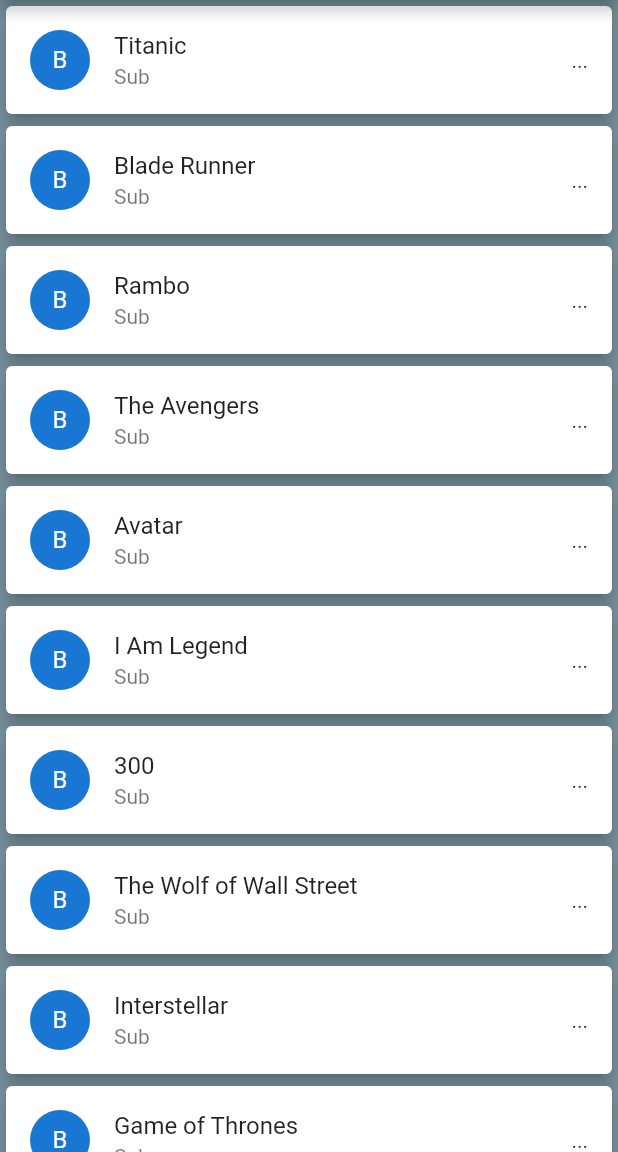
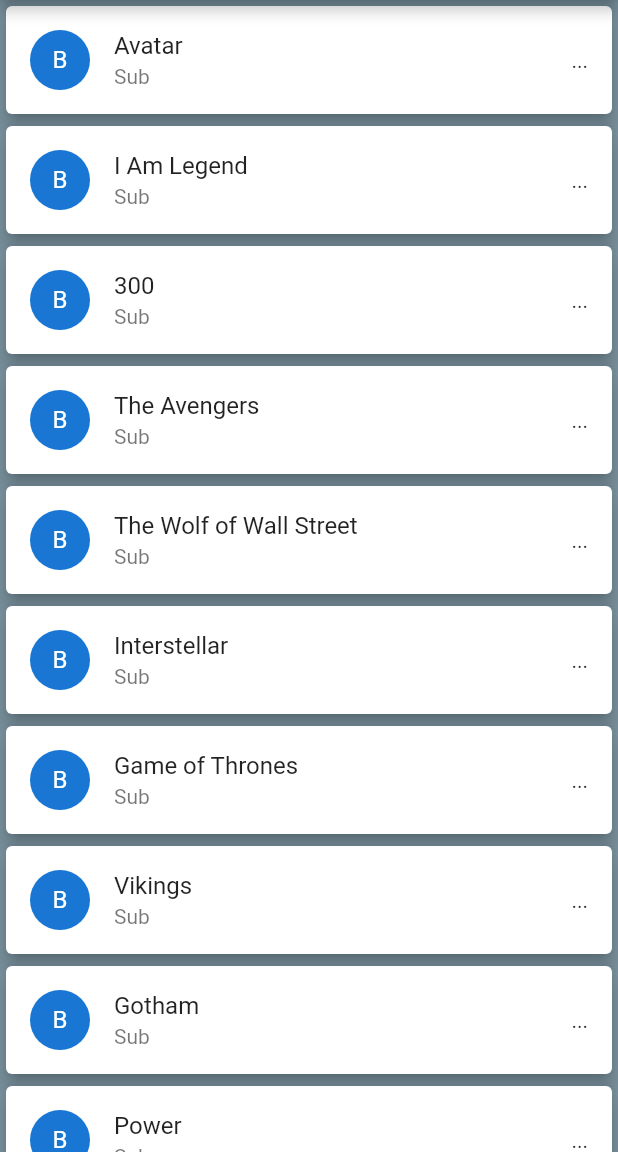
Before and after one commit to OganBelema/flutter_movies_app, a Flutter app: the screen it shows after launch, on a phone screen of 412 x 824 dp, the part 84-1236 px from its top. Run offline on Flutter 3.47's test engine with Material 2 defaults, Android fonts, the phone set to English and light mode, and no system bars.

Commit message:
creating a movie model class

```diff
--- /dev/null
+++ b/lib/data/movie.dart
@@ -0,0 +1,385 @@
+class Movie {
+  String title;
+  String year;
+  String rated;
+  String released;
+  String runtime;
+  String genre;
+  String director;
+  String writer;
+  String actors;
+  String plot;
+  String language;
+  String country;
+  String awards;
+  String poster;
+  String metascore;
+  String imdbRating;
+  String imdbVotes;
+  String imdbID;
+  String type;
+  String response;
+  List<String> images;
+
+  Movie(
+  this.title,
+        this.year,
+        this.rated,
+        this.released,
+        this.runtime,
+        this.genre,
+        this.director,
+        this.writer,
+        this.actors,
+        this.plot,
+        this.language,
+        this.country,
+        this.awards,
+        this.poster,
+        this.metascore,
+        this.imdbRating,
+        this.imdbVotes,
+        this.imdbID,
+        this.type,
+        this.response,
+        this.images);
+
+  static List<Movie> getMovies() =>  [
+    Movie("Avatar", "2009", "PG-13", "18 Dec 2009", "162 min", "Action, Adventure, Fantasy",
+        "James Cameron", "James Cameron", "Sam Worthington, Zoe Saldana, Sigourney Weaver, Stephen Lang",
+        "A paraplegic marine dispatched to the moon Pandora on a unique mission becomes torn between following his orders and protecting the world he feels is his home.",
+        "English, Spanish",
+        "USA, UK",
+        "Won 3 Oscars. Another 80 wins & 121 nominations.",
+        "http://ia.media-imdb.com/images/M/MV5BMTYwOTEwNjAzMl5BMl5BanBnXkFtZTcwODc5MTUwMw@@._V1_SX300.jpg",
+        "83",
+        "7.9",
+        "890,617",
+        "tt0499549",
+        "movie",
+        "True", [
+          "https://images-na.ssl-images-amazon.com/images/M/MV5BMjEyOTYyMzUxNl5BMl5BanBnXkFtZTcwNTg0MTUzNA@@._V1_SX1500_CR0,0,1500,999_AL_.jpg",
+          "https://images-na.ssl-images-amazon.com/images/M/MV5BNzM2MDk3MTcyMV5BMl5BanBnXkFtZTcwNjg0MTUzNA@@._V1_SX1777_CR0,0,1777,999_AL_.jpg",
+          "https://images-na.ssl-images-amazon.com/images/M/MV5BMTY2ODQ3NjMyMl5BMl5BanBnXkFtZTcwODg0MTUzNA@@._V1_SX1777_CR0,0,1777,999_AL_.jpg",
+          "https://images-na.ssl-images-amazon.com/images/M/MV5BMTMxOTEwNDcxN15BMl5BanBnXkFtZTcwOTg0MTUzNA@@._V1_SX1777_CR0,0,1777,999_AL_.jpg",
+          "https://images-na.ssl-images-amazon.com/images/M/MV5BMTYxMDg1Nzk1MV5BMl5BanBnXkFtZTcwMDk0MTUzNA@@._V1_SX1500_CR0,0,1500,999_AL_.jpg"
+        ]),
+
+    Movie( "I Am Legend",
+        "2007",
+        "PG-13",
+        "14 Dec 2007",
+        "101 min",
+        "Drama, Horror, Sci-Fi",
+        "Francis Lawrence",
+        "Mark Protosevich (screenplay), Akiva Goldsman (screenplay), Richard Matheson (novel), John William Corrington, Joyce Hooper Corrington",
+        "Will Smith, Alice Braga, Charlie Tahan, Salli Richardson-Whitfield",
+        "Years after a plague kills most of humanity and transforms the rest into monsters, the sole survivor in New York City struggles valiantly to find a cure.",
+        "English",
+        "USA",
+        "9 wins & 21 nominations.",
+        "http://ia.media-imdb.com/images/M/MV5BMTU4NzMyNDk1OV5BMl5BanBnXkFtZTcwOTEwMzU1MQ@@._V1_SX300.jpg",
+        "65",
+        "7.2",
+        "533,874",
+        "tt0480249",
+        "movie",
+        "True",
+        [
+          "https://images-na.ssl-images-amazon.com/images/M/MV5BMTI0NTI4NjE3NV5BMl5BanBnXkFtZTYwMDA0Nzc4._V1_.jpg",
+          "https://images-na.ssl-images-amazon.com/images/M/MV5BMTIwMDg2MDU4M15BMl5BanBnXkFtZTYwMTA0Nzc4._V1_.jpg",
+          "https://images-na.ssl-images-amazon.com/images/M/MV5BMTc5MDM1OTU5OV5BMl5BanBnXkFtZTYwMjA0Nzc4._V1_.jpg",
+          "https://images-na.ssl-images-amazon.com/images/M/MV5BMTA0MTI2NjMzMzFeQTJeQWpwZ15BbWU2MDMwNDc3OA@@._V1_.jpg"
+        ]),
+
+    Movie( "300",
+        "2006",
+        "R",
+        "09 Mar 2007",
+        "117 min",
+        "Action, Drama, Fantasy",
+        "Zack Snyder",
+        "Zack Snyder (screenplay), Kurt Johnstad (screenplay), Michael Gordon (screenplay), Frank Miller (graphic novel), Lynn Varley (graphic novel)",
+        "Gerard Butler, Lena Headey, Dominic West, David Wenham",
+        "King Leonidas of Sparta and a force of 300 men fight the Persians at Thermopylae in 480 B.C.",
+        "English",
+        "USA",
+        "16 wins & 42 nominations.",
+        "http://ia.media-imdb.com/images/M/MV5BMjAzNTkzNjcxNl5BMl5BanBnXkFtZTYwNDA4NjE3._V1_SX300.jpg",
+        "52",
+        "7.7",
+        "611,046",
+        "tt0416449",
+        "movie",
+        "True", [
+          "https://images-na.ssl-images-amazon.com/images/M/MV5BMTMwNTg5MzMwMV5BMl5BanBnXkFtZTcwMzA2NTIyMw@@._V1_SX1777_CR0,0,1777,937_AL_.jpg",
+          "https://images-na.ssl-images-amazon.com/images/M/MV5BMTQwNTgyNTMzNF5BMl5BanBnXkFtZTcwNDA2NTIyMw@@._V1_SX1777_CR0,0,1777,935_AL_.jpg",
+          "https://images-na.ssl-images-amazon.com/images/M/MV5BMTc0MjQzOTEwMV5BMl5BanBnXkFtZTcwMzE2NTIyMw@@._V1_SX1777_CR0,0,1777,947_AL_.jpg"
+        ]),
+
+
+    Movie("The Avengers",
+        "2012",
+        "PG-13",
+        "04 May 2012",
+        "143 min",
+        "Action, Sci-Fi, Thriller",
+        "Joss Whedon",
+        "Joss Whedon (screenplay), Zak Penn (story), Joss Whedon (story)",
+        "Robert Downey Jr., Chris Evans, Mark Ruffalo, Chris Hemsworth",
+        "Earth's mightiest heroes must come together and learn to fight as a team if they are to stop the mischievous Loki and his alien army from enslaving humanity.",
+        "English, Russian",
+        "USA",
+        "Nominated for 1 Oscar. Another 34 wins & 75 nominations.",
+        "http://ia.media-imdb.com/images/M/MV5BMTk2NTI1MTU4N15BMl5BanBnXkFtZTcwODg0OTY0Nw@@._V1_SX300.jpg",
+        "69",
+        "8.1",
+        "1,003,301",
+        "tt0848228",
+        "movie",
+        "True",
+        [
+          "https://images-na.ssl-images-amazon.com/images/M/MV5BMTA0NjY0NzE4OTReQTJeQWpwZ15BbWU3MDczODg2Nzc@._V1_SX1777_CR0,0,1777,999_AL_.jpg",
+          "https://images-na.ssl-images-amazon.com/images/M/MV5BMjE1MzEzMjcyM15BMl5BanBnXkFtZTcwNDM4ODY3Nw@@._V1_SX1777_CR0,0,1777,999_AL_.jpg",
+          "https://images-na.ssl-images-amazon.com/images/M/MV5BMjMwMzM2MTg1M15BMl5BanBnXkFtZTcwNjM4ODY3Nw@@._V1_SX1777_CR0,0,1777,999_AL_.jpg",
+          "https://images-na.ssl-images-amazon.com/images/M/MV5BMTQ4NzM2Mjc5MV5BMl5BanBnXkFtZTcwMTkwOTY3Nw@@._V1_SX1777_CR0,0,1777,999_AL_.jpg",
+          "https://images-na.ssl-images-amazon.com/images/M/MV5BMTc3MzQ3NjA5N15BMl5BanBnXkFtZTcwMzY5OTY3Nw@@._V1_SX1777_CR0,0,1777,999_AL_.jpg"
+        ]),
+
+    Movie( "The Wolf of Wall Street",
+        "2013",
+        "R",
+        "25 Dec 2013",
+        "180 min",
+        "Biography, Comedy, Crime",
+        "Martin Scorsese",
+        "Terence Winter (screenplay), Jordan Belfort (book)",
+        "Leonardo DiCaprio, Jonah Hill, Margot Robbie, Matthew McConaughey",
+        "Based on the true story of Jordan Belfort, from his rise to a wealthy stock-broker living the high life to his fall involving crime, corruption and the federal government.",
+        "English, French",
+        "USA",
+        "Nominated for 5 Oscars. Another 35 wins & 154 nominations.",
+        "http://ia.media-imdb.com/images/M/MV5BMjIxMjgxNTk0MF5BMl5BanBnXkFtZTgwNjIyOTg2MDE@._V1_SX300.jpg",
+        "75",
+        "8.2",
+        "786,985",
+        "tt0993846",
+        "movie",
+        "True", [
+          "https://images-na.ssl-images-amazon.com/images/M/MV5BNDIwMDIxNzk3Ml5BMl5BanBnXkFtZTgwMTg0MzQ4MDE@._V1_SX1500_CR0,0,1500,999_AL_.jpg",
+          "https://images-na.ssl-images-amazon.com/images/M/MV5BMTc0NzAxODAyMl5BMl5BanBnXkFtZTgwMDg0MzQ4MDE@._V1_SX1500_CR0,0,1500,999_AL_.jpg",
+          "https://images-na.ssl-images-amazon.com/images/M/MV5BMTExMDk1MDE4NzVeQTJeQWpwZ15BbWU4MDM4NDM0ODAx._V1_SX1500_CR0,0,1500,999_AL_.jpg",
+          "https://images-na.ssl-images-amazon.com/images/M/MV5BMTg3MTY4NDk4Nl5BMl5BanBnXkFtZTgwNjc0MzQ4MDE@._V1_SX1500_CR0,0,1500,999_AL_.jpg",
+          "https://images-na.ssl-images-amazon.com/images/M/MV5BMTgzMTg4MDI0Ml5BMl5BanBnXkFtZTgwOTY0MzQ4MDE@._V1_SY1000_CR0,0,1553,1000_AL_.jpg"
+        ]),
+
+    Movie( "Interstellar",
+        "2014",
+        "PG-13",
+        "07 Nov 2014",
+        "169 min",
+        "Adventure, Drama, Sci-Fi",
+        "Christopher Nolan",
+        "Jonathan Nolan, Christopher Nolan",
+        "Ellen Burstyn, Matthew McConaughey, Mackenzie Foy, John Lithgow",
+        "A team of explorers travel through a wormhole in space in an attempt to ensure humanity's survival.",
+        "English",
+        "USA, UK",
+        "Won 1 Oscar. Another 39 wins & 134 nominations.",
+        "http://ia.media-imdb.com/images/M/MV5BMjIxNTU4MzY4MF5BMl5BanBnXkFtZTgwMzM4ODI3MjE@._V1_SX300.jpg",
+        "74",
+        "8.6",
+        "937,412",
+        "tt0816692",
+        "movie",
+        "True",
+        [
+          "https://images-na.ssl-images-amazon.com/images/M/MV5BMjA3NTEwOTMxMV5BMl5BanBnXkFtZTgwMjMyODgxMzE@._V1_SX1500_CR0,0,1500,999_AL_.jpg",
+          "https://images-na.ssl-images-amazon.com/images/M/MV5BMzQ5ODE2MzEwM15BMl5BanBnXkFtZTgwMTMyODgxMzE@._V1_SX1500_CR0,0,1500,999_AL_.jpg",
+          "https://images-na.ssl-images-amazon.com/images/M/MV5BMTg4Njk4MzY0Nl5BMl5BanBnXkFtZTgwMzIyODgxMzE@._V1_SX1500_CR0,0,1500,999_AL_.jpg",
+          "https://images-na.ssl-images-amazon.com/images/M/MV5BMzE3MTM0MTc3Ml5BMl5BanBnXkFtZTgwMDIyODgxMzE@._V1_SX1500_CR0,0,1500,999_AL_.jpg",
+          "https://images-na.ssl-images-amazon.com/images/M/MV5BNjYzNjE2NDk3N15BMl5BanBnXkFtZTgwNzEyODgxMzE@._V1_SX1500_CR0,0,1500,999_AL_.jpg"
+        ]),
+    Movie("Game of Thrones",
+        "2011–",
+        "TV-MA",
+        "17 Apr 2011",
+        "56 min",
+        "Adventure, Drama, Fantasy",
+        "N/A",
+        "David Benioff, D.B. Weiss",
+        "Peter Dinklage, Lena Headey, Emilia Clarke, Kit Harington",
+        "While a civil war brews between several noble families in Westeros, the children of the former rulers of the land attempt to rise up to power. Meanwhile a forgotten race, bent on destruction, plans to return after thousands of years in the North.",
+        "English",
+        "USA, UK",
+        "Won 1 Golden Globe. Another 185 wins & 334 nominations.",
+        "http://ia.media-imdb.com/images/M/MV5BMjM5OTQ1MTY5Nl5BMl5BanBnXkFtZTgwMjM3NzMxODE@._V1_SX300.jpg",
+        "N/A",
+        "9.5",
+        "1,046,830",
+        "tt0944947",
+        "series",
+//          "7", totalSeasons - no need for now!
+        "True",
+        [
+          "https://images-na.ssl-images-amazon.com/images/M/MV5BNDc1MGUyNzItNWRkOC00MjM1LWJjNjMtZTZlYWIxMGRmYzVlXkEyXkFqcGdeQXVyMzU3MDEyNjk@._V1_SX1777_CR0,0,1777,999_AL_.jpg",
+          "https://images-na.ssl-images-amazon.com/images/M/MV5BZjZkN2M5ODgtMjQ2OC00ZjAxLWE1MjMtZDE0OTNmNGM0NWEwXkEyXkFqcGdeQXVyNjUxNzgwNTE@._V1_SX1777_CR0,0,1777,999_AL_.jpg",
+          "https://images-na.ssl-images-amazon.com/images/M/MV5BMDk4Y2Y1MDAtNGVmMC00ZTlhLTlmMmQtYjcyN2VkNzUzZjg2XkEyXkFqcGdeQXVyNjUxNzgwNTE@._V1_SX1777_CR0,0,1777,999_AL_.jpg",
+          "https://images-na.ssl-images-amazon.com/images/M/MV5BNjZjNWIzMzQtZWZjYy00ZTkwLWJiMTYtOWRkZDBhNWJhY2JmXkEyXkFqcGdeQXVyMjk3NTUyOTc@._V1_SX1777_CR0,0,1777,999_AL_.jpg",
+          "https://images-na.ssl-images-amazon.com/images/M/MV5BNTMyMTRjZWEtM2UxMS00ZjU5LWIxMTYtZDA5YmJhZmRjYTc4XkEyXkFqcGdeQXVyMjk3NTUyOTc@._V1_SX1777_CR0,0,1777,999_AL_.jpg"
+        ]),
+
+    Movie(
+        "Vikings",
+        "2013–",
+        "TV-14",
+        "03 Mar 2013",
+        "44 min",
+        "Action, Drama, History",
+        "N/A",
+        "Michael Hirst",
+        "Travis Fimmel, Clive Standen, Gustaf Skarsgård, Katheryn Winnick",
+        "The world of the Vikings is brought to life through the journey of Ragnar Lothbrok, the first Viking to emerge from Norse legend and onto the pages of history - a man on the edge of myth.",
+        "English, Old English, Norse, Old, Latin",
+        "Ireland, Canada",
+        "Nominated for 7 Primetime Emmys. Another 17 wins & 49 nominations.",
+        "http://ia.media-imdb.com/images/M/MV5BOTEzNzI3MDc0N15BMl5BanBnXkFtZTgwMzk1MzA5NzE@._V1_SX300.jpg",
+        "N/A",
+        "8.6",
+        "198,041",
+        "tt2306299",
+        "series",
+//  "totalSeasons": "5",
+        "True",
+        [
+          "https://images-na.ssl-images-amazon.com/images/M/MV5BMjM5MTM1ODUxNV5BMl5BanBnXkFtZTgwNTAzOTI2ODE@._V1_.jpg",
+          "https://images-na.ssl-images-amazon.com/images/M/MV5BNzU2NDcxODMyOF5BMl5BanBnXkFtZTgwNDAzOTI2ODE@._V1_.jpg",
+          "https://images-na.ssl-images-amazon.com/images/M/MV5BMjMzMzIzOTU2M15BMl5BanBnXkFtZTgwODMzMTkyODE@._V1_SY1000_SX1500_AL_.jpg",
+          "https://images-na.ssl-images-amazon.com/images/M/MV5BMTQ2NTQ2MDA3NF5BMl5BanBnXkFtZTgwODkxMDUxODE@._V1_SY1000_SX1500_AL_.jpg",
+          "https://images-na.ssl-images-amazon.com/images/M/MV5BMTcxOTQ3NTA5N15BMl5BanBnXkFtZTgwMzExMDUxODE@._V1_SY1000_SX1500_AL_.jpg"
+        ]),
+
+
+    Movie(
+        "Gotham",
+        "2014–",
+        "TV-14",
+        "01 Aug 2014",
+        "42 min",
+        "Action, Crime, Drama",
+        "N/A",
+        "Bruno Heller",
+        "Ben McKenzie, Donal Logue, David Mazouz, Sean Pertwee",
+        "The story behind Detective James Gordon's rise to prominence in Gotham City in the years before Batman's arrival.",
+        "English",
+        "USA",
+        "Nominated for 4 Primetime Emmys. Another 3 wins & 22 nominations.",
+        "http://ia.media-imdb.com/images/M/MV5BMTY2MjMwNDE4OV5BMl5BanBnXkFtZTgwNjI1NjU0OTE@._V1_SX300.jpg",
+        "N/A",
+        "8.0",
+        "133,375",
+        "tt3749900",
+        "series",
+//         "totalSeasons": "3",
+        "True",
+        [
+          "https://images-na.ssl-images-amazon.com/images/M/MV5BNDI3ODYyODY4OV5BMl5BanBnXkFtZTgwNjE5NDMwMDI@._V1_SY1000_SX1500_AL_.jpg",
+          "https://images-na.ssl-images-amazon.com/images/M/MV5BMjA5OTExMTIwNF5BMl5BanBnXkFtZTgwMjI5NDMwMDI@._V1_SY1000_SX1500_AL_.jpg",
+          "https://images-na.ssl-images-amazon.com/images/M/MV5BMTA3MDY2NjA3MzBeQTJeQWpwZ15BbWU4MDU0MDkzODgx._V1_SX1499_CR0,0,1499,999_AL_.jpg",
+          "https://images-na.ssl-images-amazon.com/images/M/MV5BMjM3MzYzNDgzOV5BMl5BanBnXkFtZTgwMjQwOTM4ODE@._V1_SY1000_CR0,0,1498,1000_AL_.jpg",
+          "https://images-na.ssl-images-amazon.com/images/M/MV5BMjQwODAyNjk0NF5BMl5BanBnXkFtZTgwODU4MzMyODE@._V1_SY1000_CR0,0,1500,1000_AL_.jpg"
+        ]),
+
+
+    Movie(
+        "Power",
+        "2014–",
+        "TV-MA",
+        "N/A",
+        "50 min",
+        "Crime, Drama",
+        "N/A",
+        "Courtney Kemp Agboh",
+        "Omari Hardwick, Joseph Sikora, Andy Bean, Lela Loren",
+        "James \"Ghost\" St. Patrick, a wealthy New York night club owner who has it all, catering for the city's elite and dreaming big, lives a double life as a drug kingpin.",
+        "English",
+        "USA",
+        "1 win & 6 nominations.",
+        "http://ia.media-imdb.com/images/M/MV5BOTA4NTkzMjUzOF5BMl5BanBnXkFtZTgwNzg5ODkxOTE@._V1_SX300.jpg",
+        "N/A",
+        "8.0",
+        "14,770",
+        "tt3281796",
+        "series",
+//         "totalSeasons": "3",
+        "True",
+        [
+          "https://images-na.ssl-images-amazon.com/images/M/MV5BMTc2ODg0MzMzM15BMl5BanBnXkFtZTgwODYxODA5NTE@._V1_SY1000_SX1500_AL_.jpg",
+          "https://images-na.ssl-images-amazon.com/images/M/MV5BMTcyMjA0MzczNV5BMl5BanBnXkFtZTgwNTIyODA5NTE@._V1_SY1000_SX1500_AL_.jpg",
+          "https://images-na.ssl-images-amazon.com/images/M/MV5BMTk0MTI0NzQ2NV5BMl5BanBnXkFtZTgwMDkxODA5NTE@._V1_SY1000_SX1500_AL_.jpg",
+          "https://images-na.ssl-images-amazon.com/images/M/MV5BMTQ4Mzk1ODcxM15BMl5BanBnXkFtZTgwNDQyODA5NTE@._V1_SY1000_SX1500_AL_.jpg",
+          "https://images-na.ssl-images-amazon.com/images/M/MV5BMTUwNTE0NDI1M15BMl5BanBnXkFtZTgwMDQyODA5NTE@._V1_SY1000_SX1500_AL_.jpg"
+        ]),
+    Movie(
+        "Narcos",
+        "2015–",
+        "TV-MA",
+        "28 Aug 2015",
+        "49 min",
+        "Biography, Crime, Drama",
+        "N/A",
+        "Carlo Bernard, Chris Brancato, Doug Miro, Paul Eckstein",
+        "Wagner Moura, Boyd Holbrook, Pedro Pascal, Joanna Christie",
+        "A chronicled look at the criminal exploits of Colombian drug lord Pablo Escobar.",
+        "English, Spanish",
+        "USA",
+        "Nominated for 2 Golden Globes. Another 4 nominations.",
+        "http://ia.media-imdb.com/images/M/MV5BMTU0ODQ4NDg2OF5BMl5BanBnXkFtZTgwNzczNTE4OTE@._V1_SX300.jpg",
+        "N/A",
+        "8.9",
+        "118,680",
+        "tt2707408",
+//          "series",
+        "2",
+        "True",
+        [
+          "https://images-na.ssl-images-amazon.com/images/M/MV5BMTk2MDMzMTc0MF5BMl5BanBnXkFtZTgwMTAyMzA1OTE@._V1_SX1500_CR0,0,1500,999_AL_.jpg",
+          "https://images-na.ssl-images-amazon.com/images/M/MV5BMjIxMDkyOTEyNV5BMl5BanBnXkFtZTgwNjY3Mjc3OTE@._V1_SY1000_SX1500_AL_.jpg",
+          "https://images-na.ssl-images-amazon.com/images/M/MV5BMjA2NDUwMTU2NV5BMl5BanBnXkFtZTgwNTI1Mzc3OTE@._V1_SY1000_CR0,0,1499,1000_AL_.jpg",
+          "https://images-na.ssl-images-amazon.com/images/M/MV5BODA1NjAyMTQ3Ml5BMl5BanBnXkFtZTgwNjI1Mzc3OTE@._V1_SY1000_CR0,0,1499,1000_AL_.jpg",
+          "https://images-na.ssl-images-amazon.com/images/M/MV5BMTU0NzQ0OTAwNl5BMl5BanBnXkFtZTgwMDAyMzA1OTE@._V1_SX1500_CR0,0,1500,999_AL_.jpg"
+        ]),
+
+
+    Movie(
+        "Breaking Bad",
+        "2008–2013",
+        "TV-14",
+        "20 Jan 2008",
+        "49 min",
+        "Crime, Drama, Thriller",
+        "N/A",
+        "Vince Gilligan",
+        "Bryan Cranston, Anna Gunn, Aaron Paul, Dean Norris",
+        "A high school chemistry teacher diagnosed with inoperable lung cancer turns to manufacturing and selling methamphetamine in order to secure his family's financial future.",
+        "English, Spanish",
+        "USA",
+        "Won 2 Golden Globes. Another 132 wins & 218 nominations.",
+        "http://ia.media-imdb.com/images/M/MV5BMTQ0ODYzODc0OV5BMl5BanBnXkFtZTgwMDk3OTcyMDE@._V1_SX300.jpg",
+        "N/A",
+        "9.5",
+        "889,883",
+        "tt0903747",
+        "series",
+//         "totalSeasons": "5",
+        "True",
+        [
+          "https://images-na.ssl-images-amazon.com/images/M/MV5BMTgyMzI5NDc5Nl5BMl5BanBnXkFtZTgwMjM0MTI2MDE@._V1_SY1000_CR0,0,1498,1000_AL_.jpg",
+          "https://images-na.ssl-images-amazon.com/images/M/MV5BMTQ2NDkwNDk5NV5BMl5BanBnXkFtZTgwNDM0MTI2MDE@._V1_SY1000_CR0,0,1495,1000_AL_.jpg",
+          "https://images-na.ssl-images-amazon.com/images/M/MV5BMTM4NDcyNDMzMF5BMl5BanBnXkFtZTgwOTI0MTI2MDE@._V1_SY1000_CR0,0,1495,1000_AL_.jpg",
+          "https://images-na.ssl-images-amazon.com/images/M/MV5BMTAzMTczMjM3NjFeQTJeQWpwZ15BbWU4MDc1MTI1MzAx._V1_SY1000_CR0,0,1495,1000_AL_.jpg",
+          "https://images-na.ssl-images-amazon.com/images/M/MV5BMjA5MTE3MTgwMF5BMl5BanBnXkFtZTgwOTQxMjUzMDE@._V1_SX1500_CR0,0,1500,999_AL_.jpg"
+        ]),
+
+  ];
+}
--- a/lib/ui/movie_list_view.dart
+++ b/lib/ui/movie_list_view.dart
@@ -1,5 +1,7 @@
 import 'package:flutter/material.dart';
 import 'package:flutter_movies_app/ui/movie_detail_view.dart';
+
+import '../data/movie.dart';
 
 class MovieListView extends StatefulWidget {
   const MovieListView({super.key});
@@ -10,19 +12,7 @@ class MovieListView extends StatefulWidget {
 
 class _MovieListViewState extends State<MovieListView> {
 
-  final List _movies = [
-    "Titanic",
-    "Blade Runner",
-    "Rambo",
-    "The Avengers",
-    "Avatar",
-    "I Am Legend",
-    "300",
-    "The Wolf of Wall Street",
-    "Interstellar",
-    "Game of Thrones",
-    "Vikings"
-  ];
+  final List<Movie> _movieList = Movie.getMovies();
 
   @override
   Widget build(BuildContext context) {
@@ -41,7 +31,7 @@ class _MovieListViewState extends State<MovieListView> {
       ),
       backgroundColor: Colors.blueGrey.shade400,
       body: ListView.builder(
-        itemCount: _movies.length,
+        itemCount: _movieList.length,
         itemBuilder: (BuildContext context, int index) {
           return Card(
             elevation: 4.5,
@@ -51,11 +41,11 @@ class _MovieListViewState extends State<MovieListView> {
                 child: Text("B"),
               ),
               trailing: Text("..."),
-              title: Text(_movies[index]),
+              title: Text(_movieList[index].title),
               subtitle: Text("Sub"),
               onTap: () {
                 Navigator.push(context, MaterialPageRoute(builder: (context){
-                  return MovieDetailView(movieName: _movies[index]);
+                  return MovieDetailView(movieName: _movieList[index].title);
                 })
                 );
               },
```
